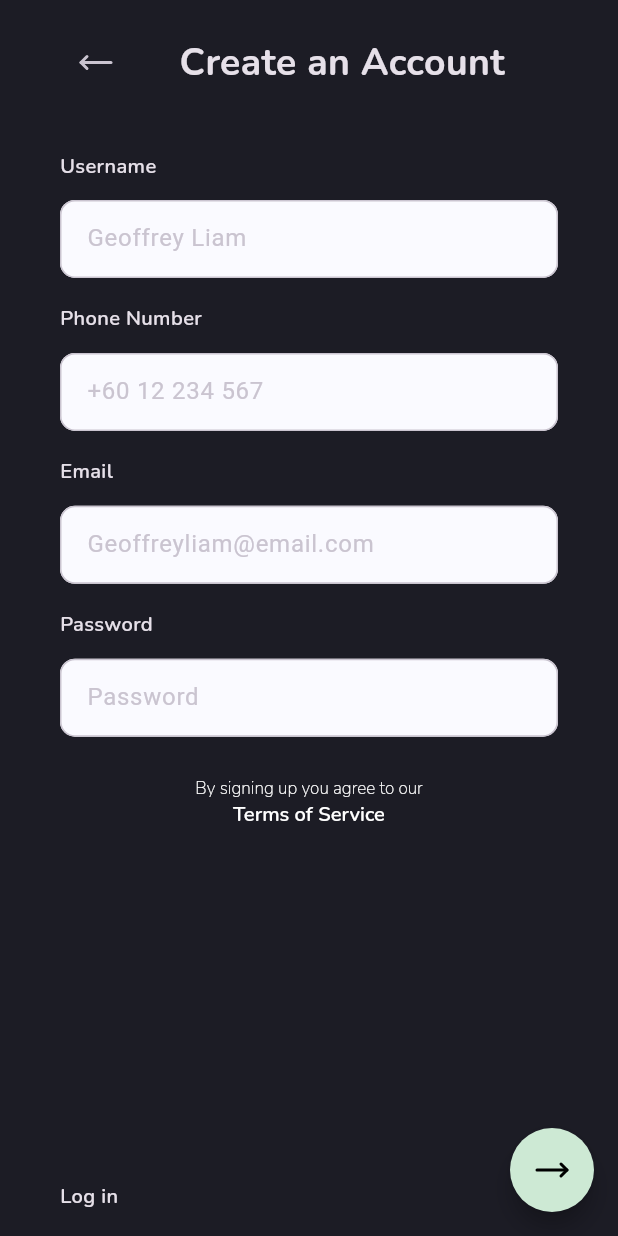
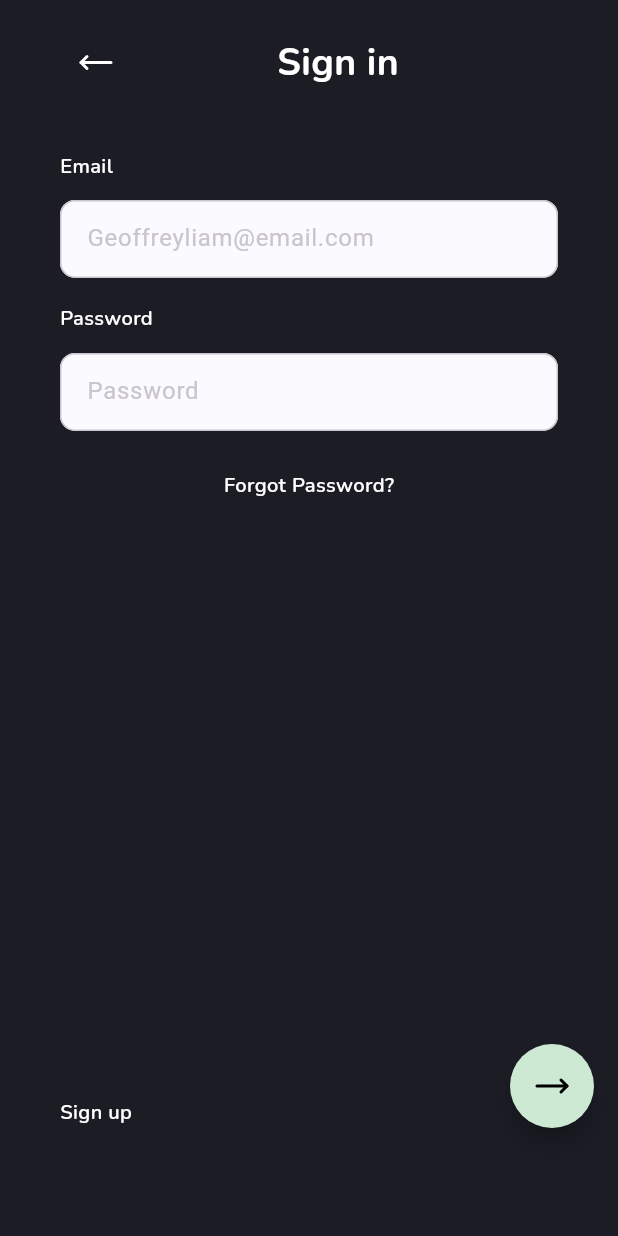
Before and after one commit to abdrhmnovvvali/shop_mentor, a Flutter app: the screen it shows after launch, on a phone screen of 412 x 824 dp. Run offline on Flutter 3.47's test engine with Material 3 defaults, Android fonts, the phone set to English and light mode, and no system bars; our stand-ins replace flutter_screenutil, google_fonts, lucide_icons.

Commit message:
UI of sign up page is done

```diff
--- a/lib/ui/app.dart
+++ b/lib/ui/app.dart
@@ -1,6 +1,6 @@
 import 'package:flutter/material.dart';
 import 'package:flutter_screenutil/flutter_screenutil.dart';
-import 'package:shop_mentor/ui/page/sign_in/sign_in_page.dart';
+import 'package:shop_mentor/ui/page/sign_up/sign_up_page.dart';
 
 class MyApp extends StatelessWidget {
   const MyApp({super.key});
@@ -13,7 +13,7 @@ class MyApp extends StatelessWidget {
         title: 'Flutter Demo',
         theme: ThemeData.dark(),
         darkTheme: ThemeData.dark(),
-        home: const SignInPage(),
+        home: const SignUpPage(),
       ),
     );
   }
--- a/lib/ui/page/sign_up/sign_up_page.dart
+++ b/lib/ui/page/sign_up/sign_up_page.dart
@@ -0,0 +1,102 @@
+import 'package:flutter/material.dart';
+import 'package:flutter_screenutil/flutter_screenutil.dart';
+import 'package:google_fonts/google_fonts.dart';
+import 'package:lucide_icons/lucide_icons.dart';
+import 'package:shop_mentor/util/constants/app_colors.dart';
+import 'package:shop_mentor/util/constants/app_txt.dart';
+import 'package:shop_mentor/util/widgets/text_field.dart';
+
+class SignUpPage extends StatelessWidget {
+  const SignUpPage({super.key});
+
+  @override
+  Widget build(BuildContext context) {
+    return Scaffold(
+      backgroundColor: AppColors.backgroundColor,
+      floatingActionButton: Padding(
+        padding: const EdgeInsets.only(bottom: kBottomNavigationBarHeight),
+        child: FloatingActionButton(
+          backgroundColor: AppColors.color1,
+          onPressed: () {},
+          shape: RoundedRectangleBorder(
+            borderRadius: BorderRadius.circular(60),
+          ),
+          child: const Icon(LucideIcons.moveRight, color: Colors.black),
+        ),
+      ),
+      body: Padding(
+        padding: const EdgeInsets.symmetric(horizontal: 40),
+        child: SafeArea(
+          child: Column(
+            children: [
+              SizedBox(height: 20.h),
+              Row(
+                children: [
+                  IconButton(
+                    onPressed: () {},
+                    icon: const Icon(LucideIcons.moveLeft, color: Colors.white),
+                  ),
+
+                  SizedBox(width: 101.w),
+                  Text(
+                    AppTxt.signUpTitle,
+                    style: GoogleFonts.nunito(
+                      fontSize: 26.sp,
+                      fontWeight: FontWeight.w700,
+                      color: Colors.white,
+                    ),
+                  ),
+                ],
+              ),
+
+              SizedBox(height: 40.h),
+
+              const TextFieldWidget(
+                hintText: AppTxt.hintText3,
+                title: AppTxt.signInEmail,
+                obscureText: false,
+              ),
+
+              SizedBox(height: 20.h),
+              const TextFieldWidget(
+                hintText: AppTxt.signInPassword,
+                title: AppTxt.signInPassword,
+                obscureText: true,
+              ),
+
+              SizedBox(height: 30.h),
+
+              Text(
+                AppTxt.forgotPassword,
+                style: GoogleFonts.nunito(
+                  fontSize: 14.sp,
+                  fontWeight: FontWeight.w600,
+                  color: Colors.white
+                ),
+              ),
+
+              const Spacer(),
+
+              SizedBox(
+                height: 60.h,
+                child: Align(
+                  alignment: Alignment.centerLeft,
+                  child: Text(
+                    AppTxt.signup,
+                    style: GoogleFonts.nunito(
+                      fontSize: 14.sp,
+                      fontWeight: FontWeight.w600,
+                      color: Colors.white
+                    ),
+                  ),
+                ),
+              ),
+
+              const SizedBox(height: kBottomNavigationBarHeight),
+            ],
+          ),
+        ),
+      ),
+    );
+  }
+}
--- a/lib/util/constants/app_colors.dart
+++ b/lib/util/constants/app_colors.dart
@@ -4,7 +4,6 @@ class AppColors {
   AppColors._();
 
   static const Color backgroundColor = Color.fromRGBO(28, 28, 37, 1);
-
   static const Color formFillColor = Color.fromRGBO(250, 250, 255, 1);
 
   // COLOR KIT
--- a/lib/util/constants/app_txt.dart
+++ b/lib/util/constants/app_txt.dart
@@ -9,9 +9,18 @@ class AppTxt {
   static const String signInPassword = "Password";
   static const String signInRichText1 = "By signing up you agree to our ";
   static const String signInRichText2 = "Terms of Service";
+
   static const String login = "Log in";
 
+  // SIGN UP PAGE
+  static const String signUpTitle = "Sign in";
+  static const String signup = "Sign up";
+
+  static const String forgotPassword = "Forgot Password?";
+
+  // GENERAL
   static const String hintText1 = "Geoffrey Liam";
   static const String hintText2 = "+60 12 234 567";
   static const String hintText3 = "Geoffreyliam@email.com";
+
 }
--- a/lib/util/widgets/text_field.dart
+++ b/lib/util/widgets/text_field.dart
@@ -21,6 +21,7 @@ class TextFieldWidget extends StatelessWidget {
             style: GoogleFonts.nunito(
               fontSize: 14.sp,
               fontWeight: FontWeight.w600,
+              color: Colors.white
             ),
           ),
         ),
```
